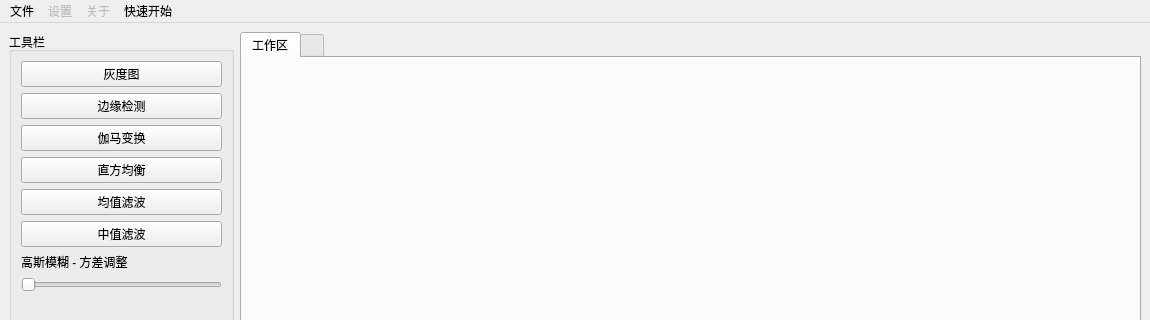
The window that mainwindow.ui (fl0a1e/ImgProcessor) describes before a commit, drawn with Qt 5; both pictures show x 0 to 1150 and y 0 to 320 of the 1150 by 700 pixel window.
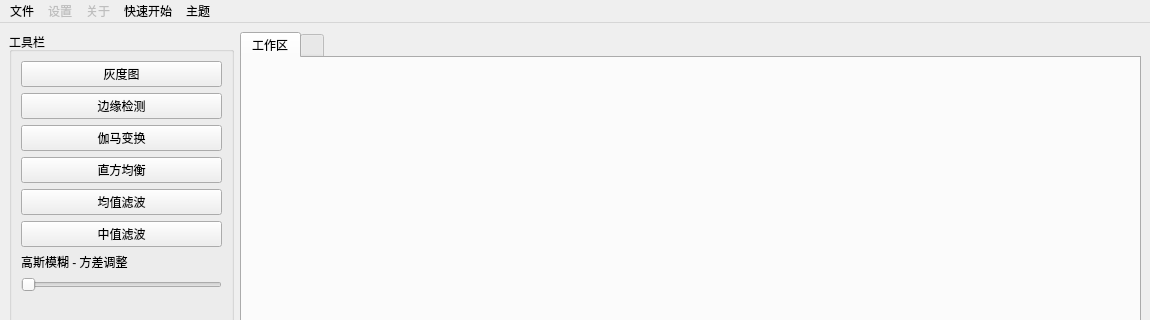
The same window after the commit.

Commit message: 加入新主题

The edit to the form file:
```diff
--- a/mainwindow.ui
+++ b/mainwindow.ui
@@ -415,10 +415,19 @@
     <addaction name="action_lena"/>
     <addaction name="action_cameraman"/>
    </widget>
+   <widget class="QMenu" name="menu_4">
+    <property name="title">
+     <string>主题</string>
+    </property>
+    <addaction name="action_Dark"/>
+    <addaction name="action_ElegantDark"/>
+    <addaction name="action_Ubuntu"/>
+   </widget>
    <addaction name="menu"/>
    <addaction name="menu_2"/>
    <addaction name="menu_3"/>
    <addaction name="menudemo"/>
+   <addaction name="menu_4"/>
   </widget>
   <widget class="QStatusBar" name="statusbar"/>
   <action name="action_open">
```
Left out of the diff: 15 changed lines with no effect on the pictures. The commit also changes 5 other files.
